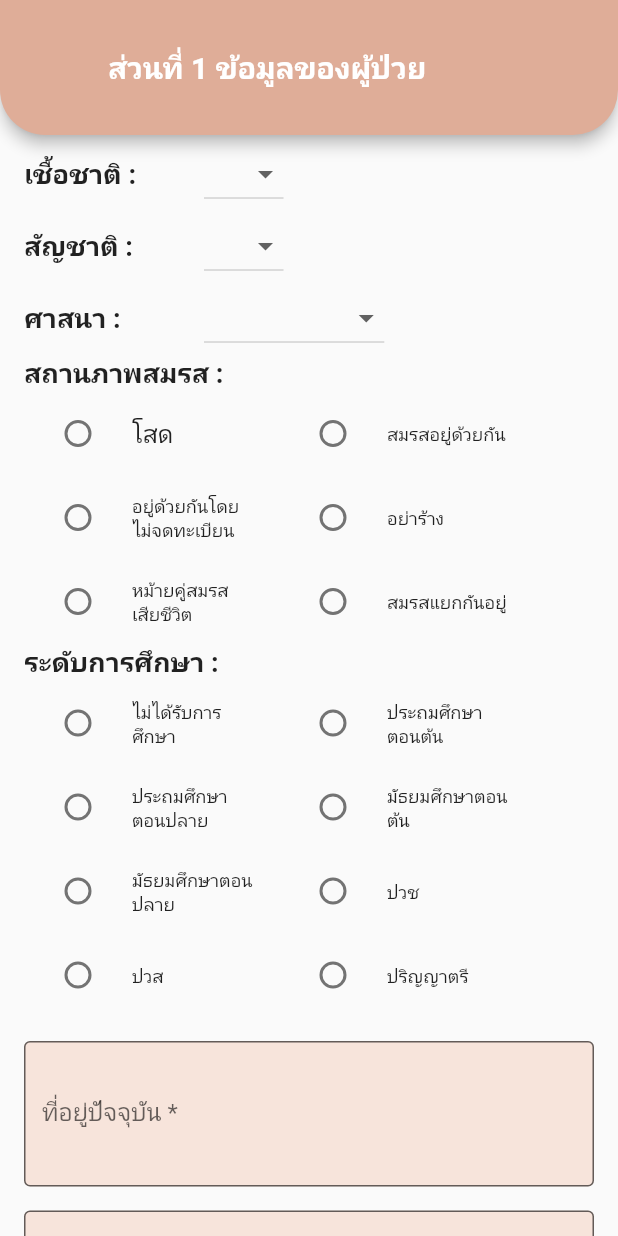
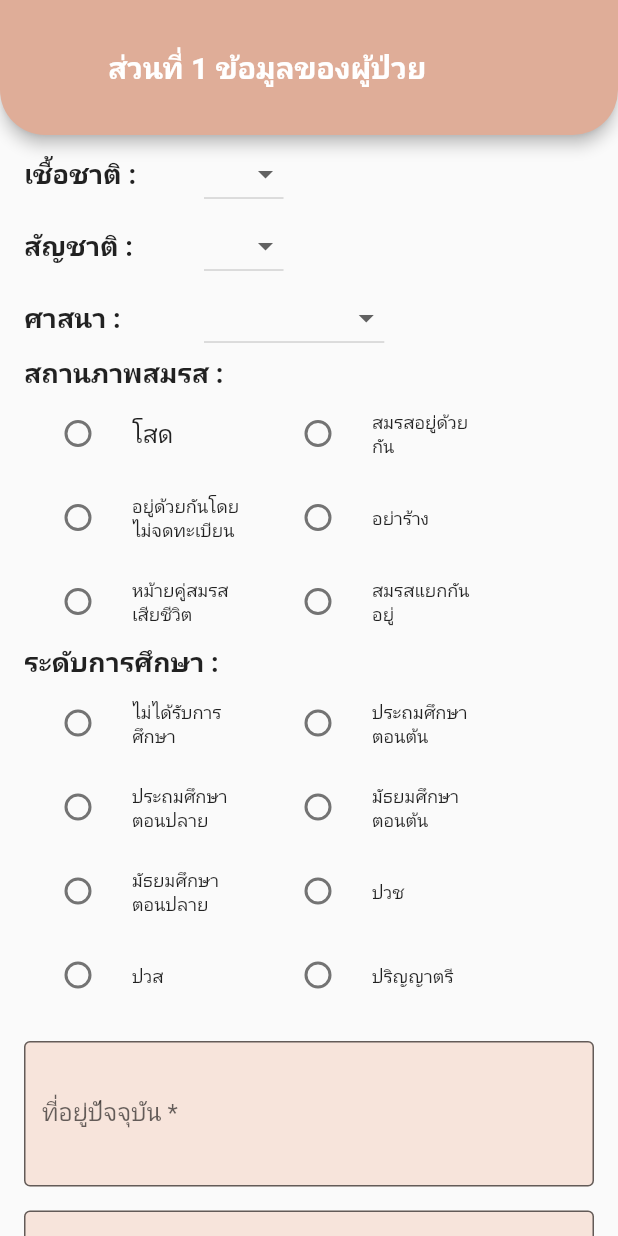
Before and after one commit to saowalak05/Bedridden, a Flutter app: the Add screen opened directly, scrolled down 576 dp, on a phone screen of 412 x 824 dp. Run offline on Flutter 3.47's test engine with Material 2 defaults, Android fonts, the phone set to English and light mode, and no system bars; our stand-ins replace cloud_firestore, convex_bottom_bar, firebase_auth, firebase_core, firebase_storage, geolocator and 3 more; missing offline and left inert: simple_speed_dial; accounts and stored records are empty.

Commit message:
อัพเดต ui บัคขนาดการแสดง

```diff
--- a/lib/Screen/Addbedridden/add.dart
+++ b/lib/Screen/Addbedridden/add.dart
@@ -407,7 +407,7 @@ class _AddState extends State<Add> {
         Row(
           children: [
             Container(
-              width: 170,
+              width: 160,
               child: RadioListTile(
                 title: const Text(
                   'ไม่ได้รับการศึกษา',
@@ -425,7 +425,7 @@ class _AddState extends State<Add> {
               ),
             ),
             Container(
-              width: 170,
+              width: 160,
               child: RadioListTile(
                 title: const Text(
                   'ประถมศึกษาตอนต้น',
@@ -447,7 +447,7 @@ class _AddState extends State<Add> {
         Row(
           children: [
             Container(
-              width: 170,
+              width: 160,
               child: RadioListTile(
                 title: const Text(
                   'ประถมศึกษาตอนปลาย',
@@ -465,7 +465,7 @@ class _AddState extends State<Add> {
               ),
             ),
             Container(
-              width: 170,
+              width: 160,
               child: RadioListTile(
                 title: const Text(
                   'มัธยมศึกษาตอนต้น',
@@ -487,7 +487,7 @@ class _AddState extends State<Add> {
         Row(
           children: [
             Container(
-              width: 170,
+              width: 160,
               child: RadioListTile(
                 title: const Text(
                   'มัธยมศึกษาตอนปลาย',
@@ -505,7 +505,7 @@ class _AddState extends State<Add> {
               ),
             ),
             Container(
-              width: 170,
+              width: 160,
               child: RadioListTile(
                 title: const Text(
                   'ปวช',
@@ -527,7 +527,7 @@ class _AddState extends State<Add> {
         Row(
           children: [
             Container(
-              width: 170,
+              width: 160,
               child: RadioListTile(
                 title: const Text(
                   'ปวส',
@@ -545,7 +545,7 @@ class _AddState extends State<Add> {
               ),
             ),
             Container(
-              width: 170,
+              width: 160,
               child: RadioListTile(
                 title: const Text(
                   'ปริญญาตรี',
@@ -727,7 +727,7 @@ class _AddState extends State<Add> {
         Row(
           children: [
             Container(
-              width: 170,
+              width: 160,
               child: RadioListTile(
                 title: const Text('โสด'),
                 value: 'โสด',
@@ -742,7 +742,7 @@ class _AddState extends State<Add> {
               ),
             ),
             Container(
-              width: 170,
+              width: 160,
               child: RadioListTile(
                 title: const Text(
                   'สมรสอยู่ด้วยกัน',
@@ -764,7 +764,7 @@ class _AddState extends State<Add> {
         Row(
           children: [
             Container(
-              width: 170,
+              width: 160,
               child: RadioListTile(
                 title: const Text(
                   'อยู่ด้วยกันโดยไม่จดทะเบียน',
@@ -782,7 +782,7 @@ class _AddState extends State<Add> {
               ),
             ),
             Container(
-              width: 170,
+              width: 160,
               child: RadioListTile(
                 title: const Text(
                   'อย่าร้าง',
@@ -804,7 +804,7 @@ class _AddState extends State<Add> {
         Row(
           children: [
             Container(
-              width: 170,
+              width: 160,
               child: RadioListTile(
                 title: const Text(
                   'หม้ายคู่สมรสเสียชีวิต',
@@ -822,7 +822,7 @@ class _AddState extends State<Add> {
               ),
             ),
             Container(
-              width: 170,
+              width: 160,
               child: RadioListTile(
                 title: const Text(
                   'สมรสแยกกันอยู่',
@@ -1114,7 +1114,6 @@ class _AddState extends State<Add> {
   Future<Null> processUploadImageAndInsertValue() async {
     String nameImage = 'sick${Random().nextInt(1000000)}.jpg';
 
-
     await Firebase.initializeApp().then((value) async {
       FirebaseStorage storage = FirebaseStorage.instance;
       Reference reference = storage.ref().child('sick/$nameImage');
--- a/lib/Screen/edit_sick.dart
+++ b/lib/Screen/edit_sick.dart
@@ -418,7 +418,7 @@ class _EditSickState extends State<EditSick> {
           border: Border.all(color: Colors.grey),
         ),
         margin: EdgeInsets.symmetric(vertical: 16),
-        width: 200,
+        width: 300,
         height: 200,
         child: lat == null
             ? ShowProgress()
```
Also changed, not shown: lib/Screen/Home/listall.dart (+18 -21 lines), lib/Screen/Home/listl1.dart (+19 -25 lines), lib/Screen/Home/listl2.dart (+23 -28 lines), lib/Screen/Home/listl3.dart (+22 -24 lines), lib/Screen/Search/search_bar.dart (+18 -18 lines), pubspec.lock.
